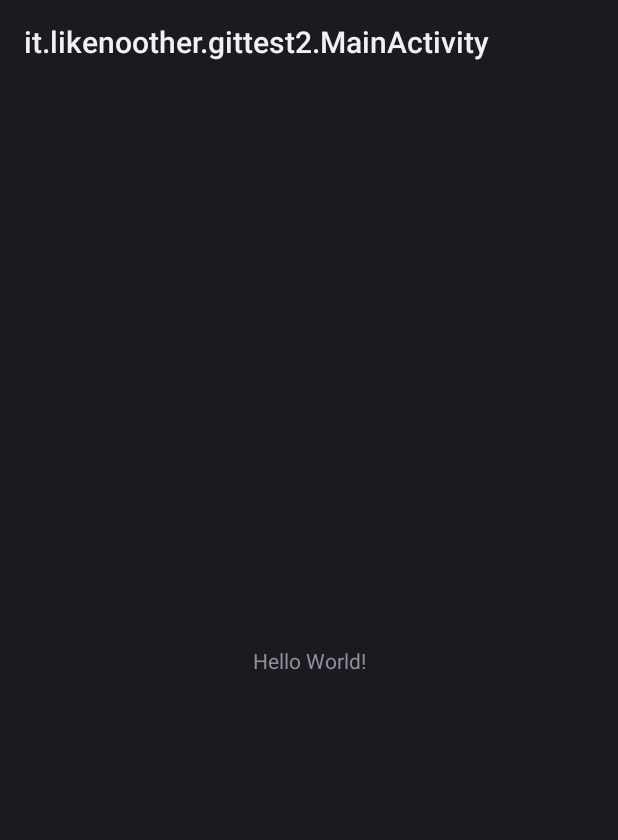
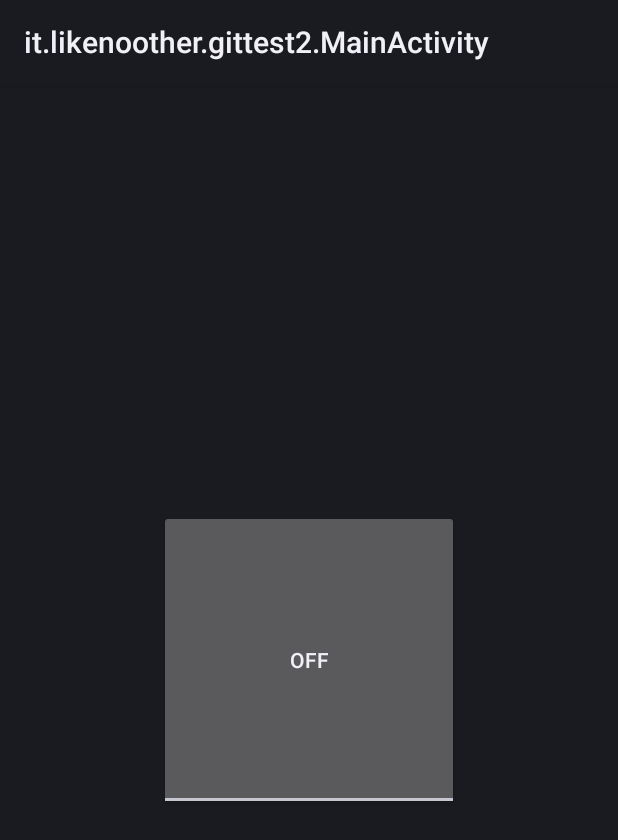
Before and after one commit to alemarco96/things, an Android app: the screen it shows after launch (MainActivity), on a phone screen of 412 x 824 dp. Shown: the top 840 px of the screen. Run offline under Robolectric (Android 15) with nearby library versions, the phone set to English and light mode, and no system bars.

Commit message:
test #2 commit #2 - LKNTH

```diff
--- a/GitTest2/app/src/main/java/it/likenoother/gittest2/MainActivity.java
+++ b/GitTest2/app/src/main/java/it/likenoother/gittest2/MainActivity.java
@@ -22,11 +22,15 @@ import android.os.Bundle;
  *
  * @see <a href="https://github.com/androidthings/contrib-drivers#readme">https://github.com/androidthings/contrib-drivers#readme</a>
  */
+
 public class MainActivity extends Activity {
 
     @Override
     protected void onCreate(Bundle savedInstanceState) {
         super.onCreate(savedInstanceState);
         setContentView(R.layout.activity_main);
+
+
     }
+
 }
--- a/GitTest2/app/src/main/res/layout/activity_main.xml
+++ b/GitTest2/app/src/main/res/layout/activity_main.xml
@@ -6,13 +6,14 @@
     android:layout_height="match_parent"
     tools:context=".MainActivity">
 
-    <TextView
-        android:layout_width="wrap_content"
-        android:layout_height="wrap_content"
-        android:text="Hello World!"
+    <ToggleButton
+        android:id="@+id/toggleButton"
+        android:layout_width="200dp"
+        android:layout_height="200dp"
+        android:text="ToggleButton"
         app:layout_constraintBottom_toBottomOf="parent"
-        app:layout_constraintLeft_toLeftOf="parent"
-        app:layout_constraintRight_toRightOf="parent"
+        app:layout_constraintEnd_toEndOf="parent"
+        app:layout_constraintHorizontal_bias="0.5"
+        app:layout_constraintStart_toStartOf="parent"
         app:layout_constraintTop_toTopOf="parent" />
-
 </android.support.constraint.ConstraintLayout>
```
